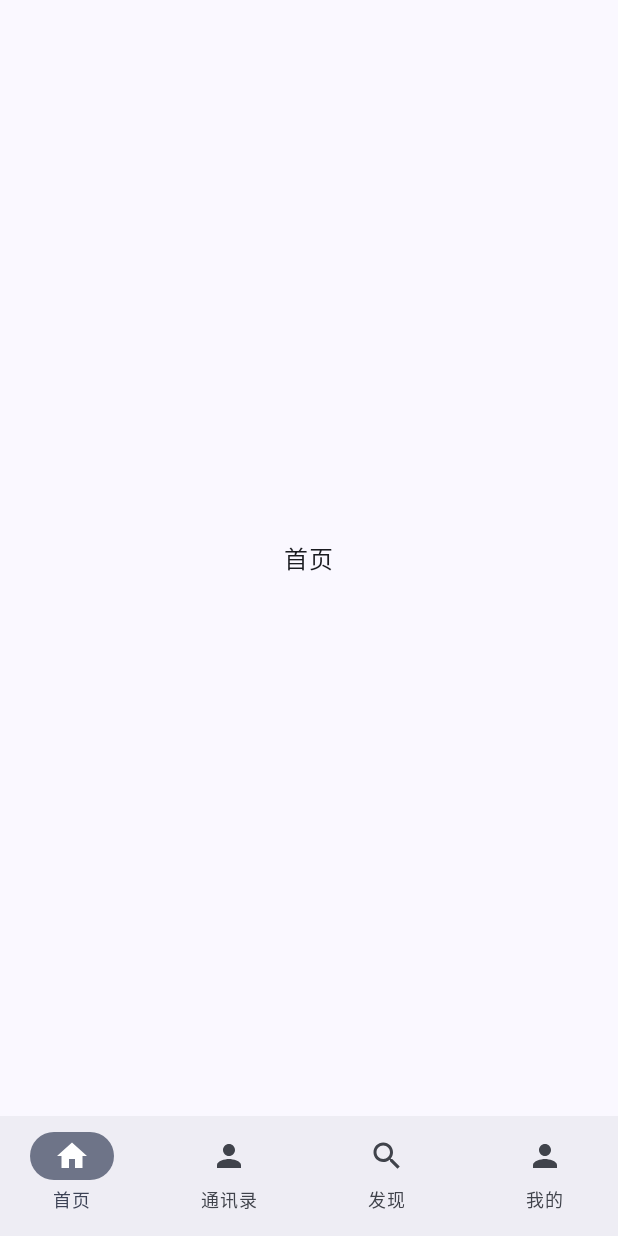
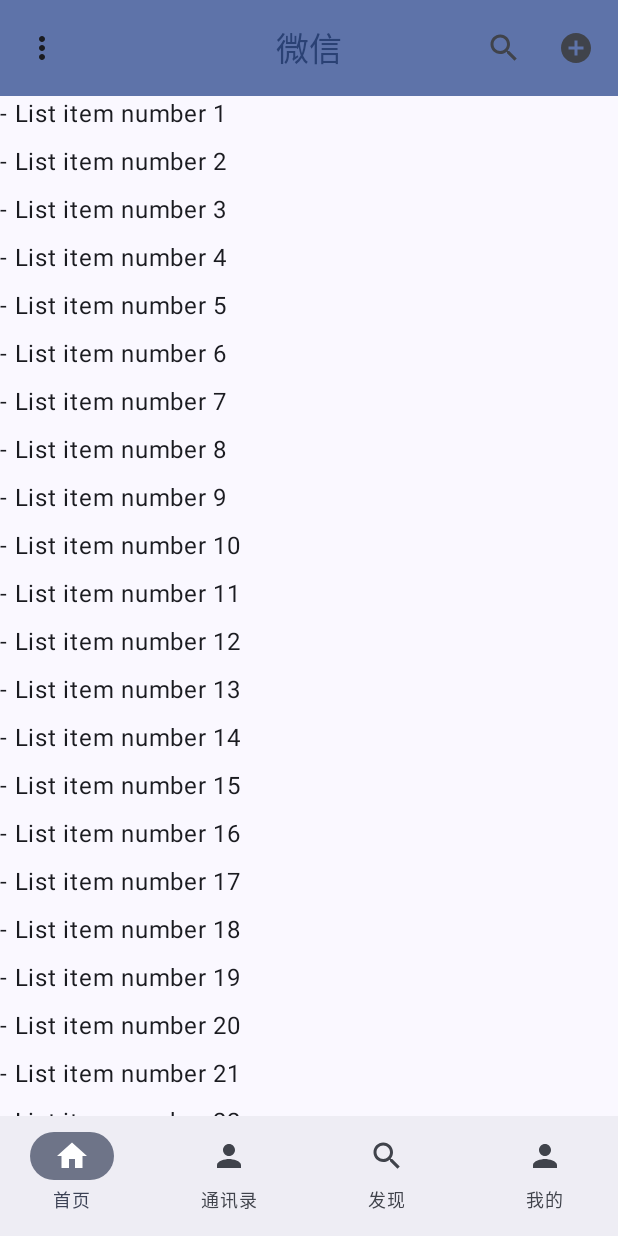
Before and after one commit to MislayG323/MWeiChat, an Android app built with Jetpack Compose: the screen it shows after launch (MainActivity), on a phone screen of 412 x 824 dp. Run offline under Robolectric (Android 15) with nearby library versions, the phone set to English and light mode, and no system bars.

Commit message:
修复：home模块Preview不生效问题 新增：首页AppBar组件

```diff
--- a/modules/home/build.gradle.kts
+++ b/modules/home/build.gradle.kts
@@ -40,6 +40,8 @@ dependencies {
     implementation(libs.material)
     implementation(libs.androidx.runtime.android)
     implementation(libs.androidx.material3.android)
+    debugImplementation(libs.androidx.ui.tooling)
+    implementation(libs.androidx.ui.tooling.preview)
     testImplementation(libs.junit)
     androidTestImplementation(libs.androidx.junit)
     androidTestImplementation(libs.androidx.espresso.core)
--- /dev/null
+++ b/modules/home/src/main/java/com/example/home/AppBar.kt
@@ -0,0 +1,108 @@
+package com.example.home
+import androidx.compose.foundation.layout.Arrangement
+import androidx.compose.foundation.layout.PaddingValues
+import androidx.compose.foundation.layout.fillMaxSize
+import androidx.compose.foundation.lazy.LazyColumn
+import androidx.compose.material.icons.Icons
+import androidx.compose.material.icons.filled.MoreVert
+import androidx.compose.material.icons.filled.Search
+import androidx.compose.material.icons.outlined.AddCircle
+import androidx.compose.material3.CenterAlignedTopAppBar
+import androidx.compose.material3.ExperimentalMaterial3Api
+import androidx.compose.material3.Icon
+import androidx.compose.material3.IconButton
+import androidx.compose.material3.MaterialTheme
+import androidx.compose.material3.Scaffold
+import androidx.compose.material3.Text
+import androidx.compose.material3.TopAppBarDefaults
+import androidx.compose.material3.TopAppBarScrollBehavior
+import androidx.compose.material3.rememberTopAppBarState
+import androidx.compose.runtime.Composable
+import androidx.compose.ui.Modifier
+import androidx.compose.ui.input.nestedscroll.nestedScroll
+import androidx.compose.ui.text.style.TextOverflow
+import androidx.compose.ui.tooling.preview.Preview
+import androidx.compose.ui.unit.dp
+
+@OptIn(ExperimentalMaterial3Api::class)
+@Composable
+fun AppBar(
+    title: String,
+    onNavigationClick: () -> Unit,
+    onActionClick: () -> Unit,
+    scrollBehavior: TopAppBarScrollBehavior
+) {
+    CenterAlignedTopAppBar(
+        colors = TopAppBarDefaults.centerAlignedTopAppBarColors(
+            containerColor = MaterialTheme.colorScheme.primaryContainer,
+            titleContentColor = MaterialTheme.colorScheme.primary,
+        ),
+        title = {
+            Text(
+                title,
+                maxLines = 1,
+                overflow = TextOverflow.Ellipsis
+            )
+        },
+        navigationIcon = {
+            IconButton(onClick = onNavigationClick) {
+                Icon(
+                    imageVector = Icons.Filled.MoreVert,
+                    contentDescription = "Localized description"
+                )
+            }
+        },
+        actions = {
+            IconButton(onClick = onActionClick) {
+                Icon(
+                    imageVector = Icons.Filled.Search,
+                    contentDescription = "Localized description"
+                )
+            }
+            IconButton(onClick = onActionClick) {
+                Icon(
+                    imageVector = Icons.Outlined.AddCircle,
+                    contentDescription = "Localized description"
+                )
+            }
+        },
+        scrollBehavior = scrollBehavior,
+    )
+}
+
+@Composable
+fun ScrollContent(innerPadding: PaddingValues) {
+    val range = 1..100
+
+    LazyColumn(
+        modifier = Modifier
+            .fillMaxSize(),
+        contentPadding = innerPadding,
+        verticalArrangement = Arrangement.spacedBy(8.dp)
+    ) {
+        items(range.count()) { index ->
+            Text(text = "- List item number ${index + 1}")
+        }
+    }
+}
+
+@OptIn(ExperimentalMaterial3Api::class)
+@Preview
+@Composable
+fun AppBarPreview() {
+    val scrollBehavior = TopAppBarDefaults.pinnedScrollBehavior(rememberTopAppBarState())
+
+    Scaffold(
+        modifier = Modifier.nestedScroll(scrollBehavior.nestedScrollConnection),
+        topBar = {
+            AppBar(
+                title = "微信",
+                onNavigationClick = { /* do something */ },
+                onActionClick = { /* do something */ },
+                scrollBehavior = scrollBehavior
+            )
+        },
+    ) { innerPadding ->
+        ScrollContent(innerPadding)
+    }
+}
--- a/modules/home/src/main/java/com/example/home/HomeScreen.kt
+++ b/modules/home/src/main/java/com/example/home/HomeScreen.kt
@@ -1,19 +1,33 @@
 package com.example.home
 
-import androidx.compose.foundation.layout.Box
-import androidx.compose.foundation.layout.fillMaxSize
-import androidx.compose.material3.Text
+import android.annotation.SuppressLint
+import androidx.compose.material3.ExperimentalMaterial3Api
+import androidx.compose.material3.Scaffold
+import androidx.compose.material3.TopAppBarDefaults
+import androidx.compose.material3.rememberTopAppBarState
 import androidx.compose.runtime.Composable
-import androidx.compose.ui.Alignment
 import androidx.compose.ui.Modifier
+import androidx.compose.ui.input.nestedscroll.nestedScroll
+import androidx.compose.ui.tooling.preview.Preview
 
-
+@OptIn(ExperimentalMaterial3Api::class)
+@SuppressLint("UnusedMaterial3ScaffoldPaddingParameter")
+@Preview
 @Composable
 fun HomeScreen() {
-    Box(
-        modifier = Modifier.fillMaxSize(),
-        contentAlignment = Alignment.Center
-    ) {
-        Text(text = "首页")
+    val scrollBehavior = TopAppBarDefaults.pinnedScrollBehavior(rememberTopAppBarState())
+
+    Scaffold(
+        modifier = Modifier.nestedScroll(scrollBehavior.nestedScrollConnection),
+        topBar = {
+            AppBar(
+                title = "微信",
+                onNavigationClick = { /* do something */ },
+                onActionClick = { /* do something */ },
+                scrollBehavior = scrollBehavior
+            )
+        },
+    ) { innerPadding ->
+        ScrollContent(innerPadding)
     }
 }
```
